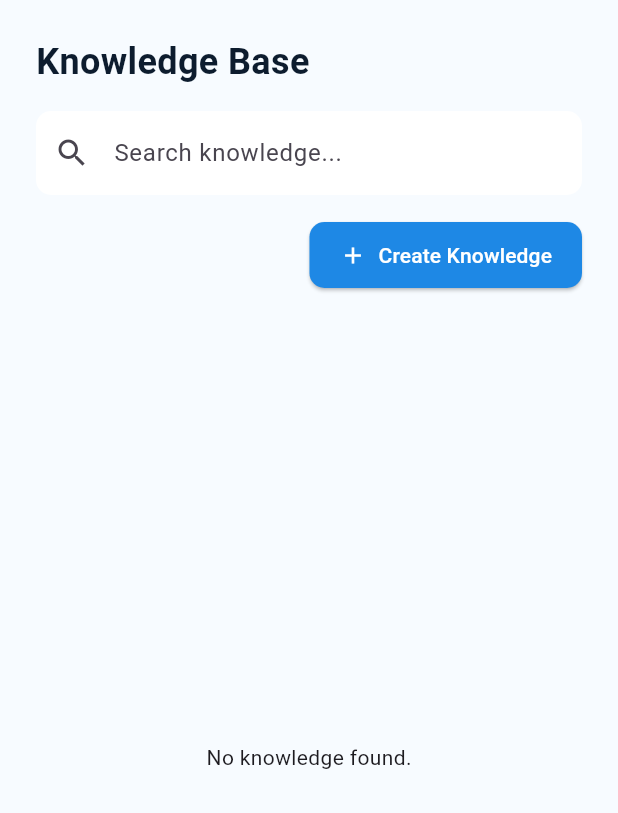
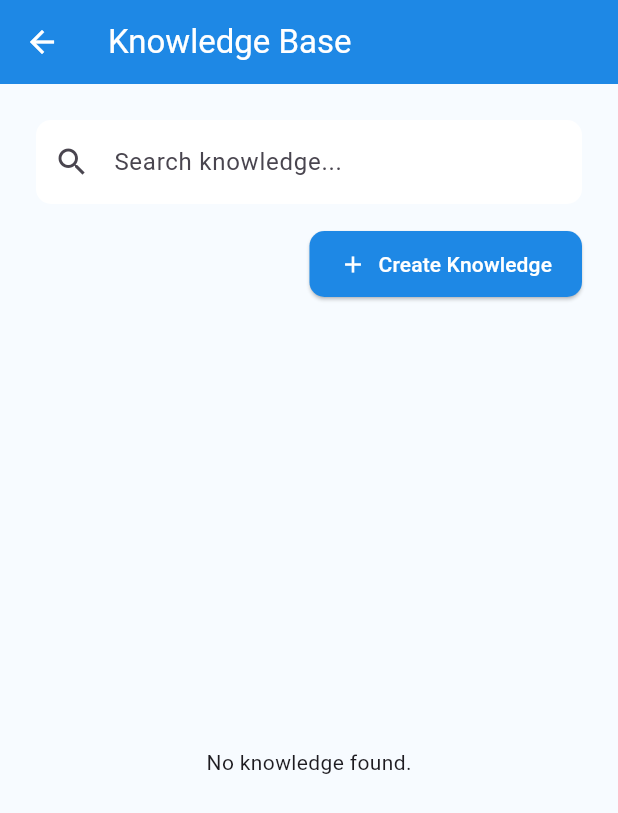
Before and after one commit to Immatrysomecoding/AMP-AIChatApp, a Flutter app: the KnowledgeBaseList screen opened directly with empty values, on a phone screen of 412 x 824 dp. Shown: the top 813 px of the screen. Run offline on Flutter 3.47's test engine with Material 3 defaults, Android fonts, the phone set to English and light mode, and no system bars; our stand-ins replace file_picker, flutter_dotenv; accounts and stored records are empty.

Commit message:
Add "back" button

```diff
--- a/lib/widgets/bot_knowledge_list.dart
+++ b/lib/widgets/bot_knowledge_list.dart
@@ -53,7 +53,10 @@ class _KnowledgeBaseListState extends State<KnowledgeBaseList> {
     if (!mounted) return;
     final token = _userToken;
     if (token.isNotEmpty) {
-      await Provider.of<KnowledgeProvider>(context, listen: false).fetchKnowledges(token);
+      await Provider.of<KnowledgeProvider>(
+        context,
+        listen: false,
+      ).fetchKnowledges(token);
     }
   }
 
@@ -81,7 +84,10 @@ class _KnowledgeBaseListState extends State<KnowledgeBaseList> {
     final token = _userToken;
     if (token.isEmpty) return;
 
-    final knowledgeProvider = Provider.of<KnowledgeProvider>(context, listen: false);
+    final knowledgeProvider = Provider.of<KnowledgeProvider>(
+      context,
+      listen: false,
+    );
     await knowledgeProvider.createKnowledge(token, name, description);
     await _loadKnowledge();
   }
@@ -89,27 +95,31 @@ class _KnowledgeBaseListState extends State<KnowledgeBaseList> {
   @override
   Widget build(BuildContext context) {
     final knowledgeProvider = Provider.of<KnowledgeProvider>(context);
-    final knowledgeList = knowledgeProvider.knowledges.where((k) {
+    final knowledgeList =
+        knowledgeProvider.knowledges.where((k) {
           final query = _searchController.text.toLowerCase();
           return k.knowledgeName.toLowerCase().contains(query) ||
               k.description.toLowerCase().contains(query);
         }).toList();
 
-    return Container(
+    return Scaffold(
+      appBar: AppBar(
+        leading: IconButton(
+          icon: const Icon(Icons.arrow_back),
+          onPressed: () {
+            Navigator.of(context).pop(); // Navigate back
+          },
+        ),
+        title: const Text("Knowledge Base"),
+        backgroundColor: Colors.blue.shade600,
+        foregroundColor: Colors.white,
+      ),
+      body: Container(
         padding: const EdgeInsets.all(24),
         color: const Color(0xFFF7FBFF),
         child: Column(
           crossAxisAlignment: CrossAxisAlignment.start,
           children: [
-          const Text(
-            "Knowledge Base",
-            style: TextStyle(
-              fontSize: 24,
-              fontWeight: FontWeight.bold,
-              color: Color(0xFF0D1C2E),
-            ),
-          ),
-          const SizedBox(height: 16),
             TextField(
               controller: _searchController,
               decoration: InputDecoration(
@@ -131,10 +141,11 @@ class _KnowledgeBaseListState extends State<KnowledgeBaseList> {
                 onPressed: () {
                   showDialog(
                     context: context,
-                  builder: (context) => CreateKnowledgeBaseDialog(
+                    builder:
+                        (context) => CreateKnowledgeBaseDialog(
                           onCancel: () => Navigator.of(context).pop(),
                           onSave: (name, description) async {
-                      Navigator.of(context).pop(); // Close dialog
+                            Navigator.of(context).pop();
                             await _createKnowledge(name, description);
                           },
                         ),
@@ -145,7 +156,10 @@ class _KnowledgeBaseListState extends State<KnowledgeBaseList> {
                 style: ElevatedButton.styleFrom(
                   backgroundColor: Colors.blue.shade600,
                   foregroundColor: Colors.white,
-                padding: const EdgeInsets.symmetric(horizontal: 20, vertical: 12),
+                  padding: const EdgeInsets.symmetric(
+                    horizontal: 20,
+                    vertical: 12,
+                  ),
                   shape: RoundedRectangleBorder(
                     borderRadius: BorderRadius.circular(10),
                   ),
@@ -154,7 +168,8 @@ class _KnowledgeBaseListState extends State<KnowledgeBaseList> {
             ),
             const SizedBox(height: 16),
             Expanded(
-            child: knowledgeProvider.isLoading
+              child:
+                  knowledgeProvider.isLoading
                       ? const Center(child: CircularProgressIndicator())
                       : knowledgeList.isEmpty
                       ? const Center(child: Text("No knowledge found."))
@@ -171,7 +186,8 @@ class _KnowledgeBaseListState extends State<KnowledgeBaseList> {
                               maxLines: 1,
                               overflow: TextOverflow.ellipsis,
                             ),
-                            trailing: imported
+                            trailing:
+                                imported
                                     ? const Text(
                                       "Imported",
                                       style: TextStyle(color: Colors.grey),
@@ -180,7 +196,8 @@ class _KnowledgeBaseListState extends State<KnowledgeBaseList> {
                                       message: "Import the knowledge to bot",
                                       child: IconButton(
                                         icon: const Icon(Icons.add),
-                                      onPressed: () => _importKnowledge(knowledge),
+                                        onPressed:
+                                            () => _importKnowledge(knowledge),
                                       ),
                                     ),
                           );
@@ -189,6 +206,7 @@ class _KnowledgeBaseListState extends State<KnowledgeBaseList> {
             ),
           ],
         ),
+      ),
     );
   }
 }
```
Lines whose indentation alone changed are shown as unchanged.
